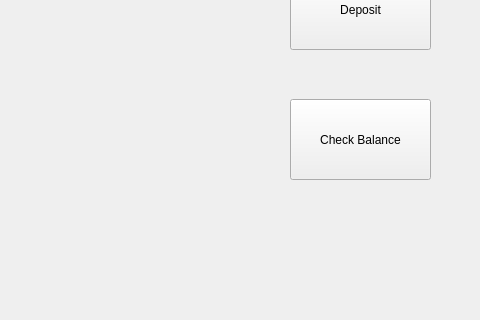
Above: mainwindow.ui from ItsAhadun/ATM before the change; both pictures show x 459 to 939 and y 380 to 700 of the 939 by 700 pixel window. Below: the same form after it.
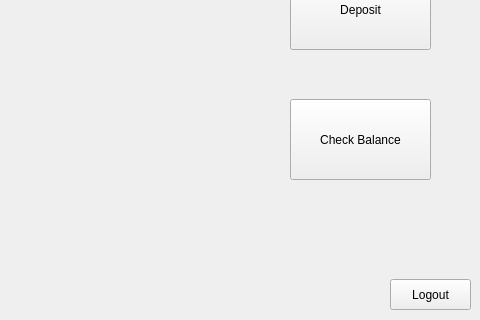
That is the form after the change. The open tabs and pages were chosen to show the change.

```diff
--- a/mainwindow.ui
+++ b/mainwindow.ui
@@ -381,6 +381,19 @@
          <string>25,000</string>
         </property>
        </widget>
+       <widget class="QPushButton" name="logout_Button">
+        <property name="geometry">
+         <rect>
+          <x>840</x>
+          <y>650</y>
+          <width>81</width>
+          <height>31</height>
+         </rect>
+        </property>
+        <property name="text">
+         <string>Logout</string>
+        </property>
+       </widget>
       </widget>
       <widget class="QWidget" name="createUser_Page">
        <widget class="QWidget" name="verticalLayoutWidget">
```
Left out of the diff: 2 changed lines with no effect on the pictures.
